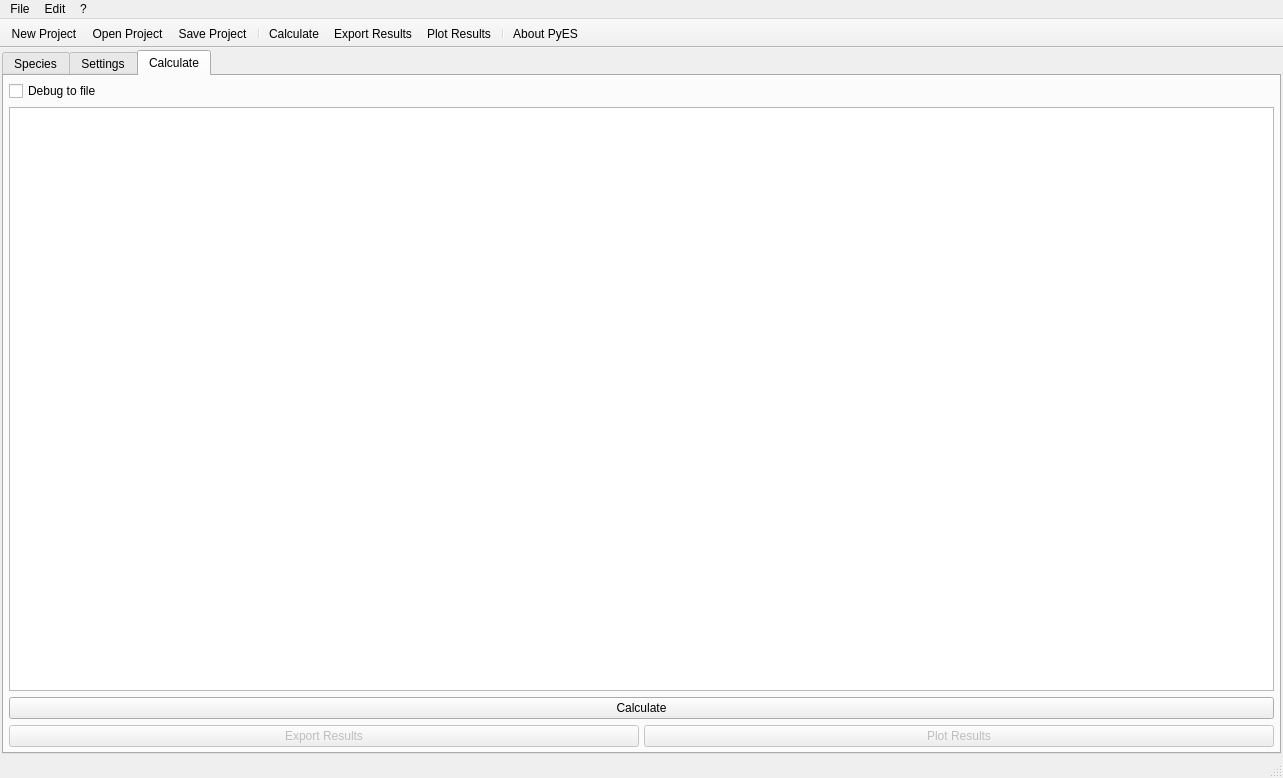
Kastakin/PyES, file src/main/python/pyes/ui/PyES_main.ui: the form before one commit.
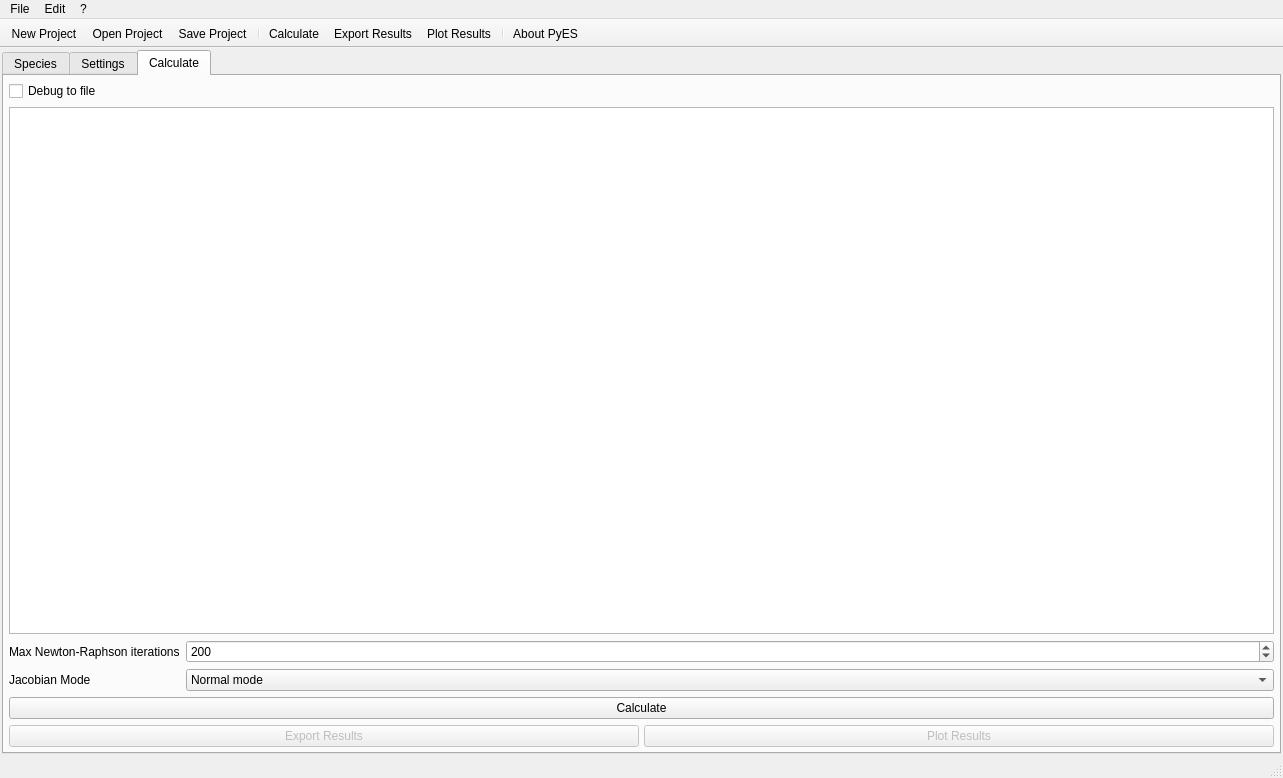
The form after the commit. The open tabs and pages were chosen to show the change. Icons and pictures are not drawn. Custom widgets are drawn as their Qt base class.

Diff of the .ui file:
```diff
--- a/src/main/python/pyes/ui/PyES_main.ui
+++ b/src/main/python/pyes/ui/PyES_main.ui
@@ -2313,6 +2313,71 @@
           </property>
          </widget>
         </item>
+        <item>
+         <layout class="QFormLayout" name="formLayout_8">
+          <property name="sizeConstraint">
+           <enum>QLayout::SetNoConstraint</enum>
+          </property>
+          <property name="labelAlignment">
+           <set>Qt::AlignLeading|Qt::AlignLeft|Qt::AlignVCenter</set>
+          </property>
+          <property name="formAlignment">
+           <set>Qt::AlignLeading|Qt::AlignLeft|Qt::AlignTop</set>
+          </property>
+          <item row="0" column="0">
+           <widget class="QLabel" name="maxNewtonRaphsonIterationsLabel">
+            <property name="text">
+             <string>Max Newton-Raphson iterations</string>
+            </property>
+           </widget>
+          </item>
+          <item row="0" column="1">
+           <widget class="QSpinBox" name="maxNewtonRaphsonIterationsSpinBox">
+            <property name="minimum">
+             <number>1</number>
+            </property>
+            <property name="maximum">
+             <number>999999</number>
+            </property>
+            <property name="value">
+             <number>200</number>
+            </property>
+           </widget>
+          </item>
+          <item row="1" column="0">
+           <widget class="QLabel" name="jacobianModeLabel">
+            <property name="text">
+             <string>Jacobian Mode</string>
+            </property>
+           </widget>
+          </item>
+          <item row="1" column="1">
+           <widget class="QComboBox" name="jacobianModeComboBox">
+            <property name="sizePolicy">
+             <sizepolicy hsizetype="Minimum" vsizetype="Fixed">
+              <horstretch>0</horstretch>
+              <verstretch>0</verstretch>
+             </sizepolicy>
+            </property>
+            <item>
+             <property name="text">
+              <string>Normal mode</string>
+             </property>
+            </item>
+            <item>
+             <property name="text">
+              <string>Mixed mode</string>
+             </property>
+            </item>
+            <item>
+             <property name="text">
+              <string>Log mode</string>
+             </property>
+            </item>
+           </widget>
+          </item>
+         </layout>
+        </item>
         <item>
          <widget class="QPushButton" name="calcButton">
           <property name="sizePolicy">
```
Left out of the diff: 43 changed lines with no effect on the pictures.
